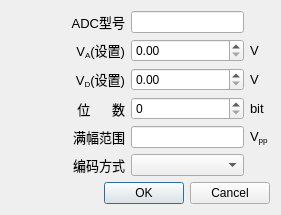
Before: the Qt Designer form soft/zebra-scope/AdcSettingsDialog.ui in Quenii/ADCEVM, drawn with Qt 5.
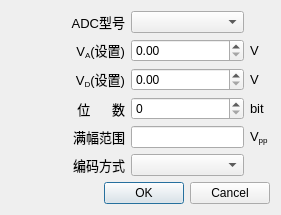
After: the same form once the commit is applied.

```diff
--- a/soft/zebra-scope/AdcSettingsDialog.ui
+++ b/soft/zebra-scope/AdcSettingsDialog.ui
@@ -32,16 +32,6 @@
        </property>
       </widget>
      </item>
-     <item row="0" column="1">
-      <widget class="QLineEdit" name="adcTypeLineEdit">
-       <property name="sizePolicy">
-        <sizepolicy hsizetype="Preferred" vsizetype="Fixed">
-         <horstretch>0</horstretch>
-         <verstretch>0</verstretch>
-        </sizepolicy>
-       </property>
-      </widget>
-     </item>
      <item row="1" column="0">
       <widget class="QLabel" name="labl_4">
        <property name="font">
@@ -229,6 +219,9 @@
      <item row="5" column="1">
       <widget class="QComboBox" name="codingComboBox"/>
      </item>
+     <item row="0" column="1">
+      <widget class="QComboBox" name="adcTypeComboBox"/>
+     </item>
     </layout>
    </item>
    <item row="1" column="0">
```
